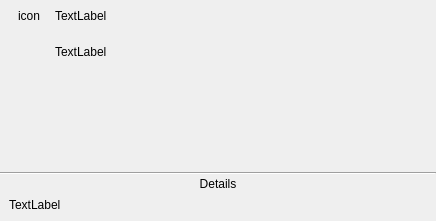
Old version of the form uibase/src/taskdialog.ui in the repository Holt59/mo2-merge.
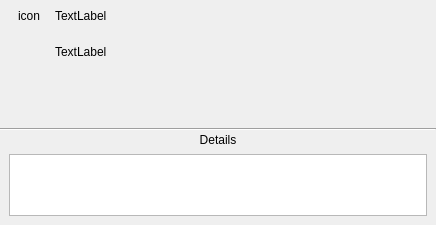
New version of the form.

Commit message: [uibase] made details a QPlainTextEdit added error codes

What changed in the file:
```diff
--- a/uibase/src/taskdialog.ui
+++ b/uibase/src/taskdialog.ui
@@ -269,11 +269,8 @@
              <number>9</number>
             </property>
             <item>
-             <widget class="QLabel" name="details">
-              <property name="text">
-               <string>TextLabel</string>
-              </property>
-              <property name="wordWrap">
+             <widget class="QPlainTextEdit" name="details">
+              <property name="readOnly">
                <bool>true</bool>
               </property>
               <property name="textInteractionFlags">
```
Left out of the diff: 3 changed lines with no effect on the pictures. The commit also changes 6 other files.
